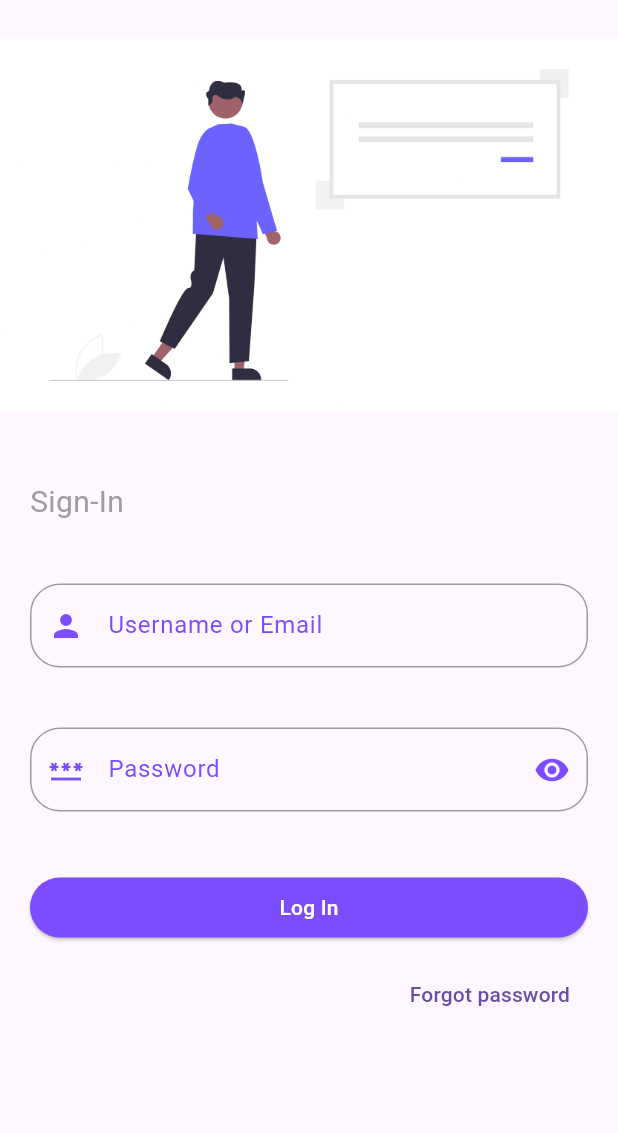
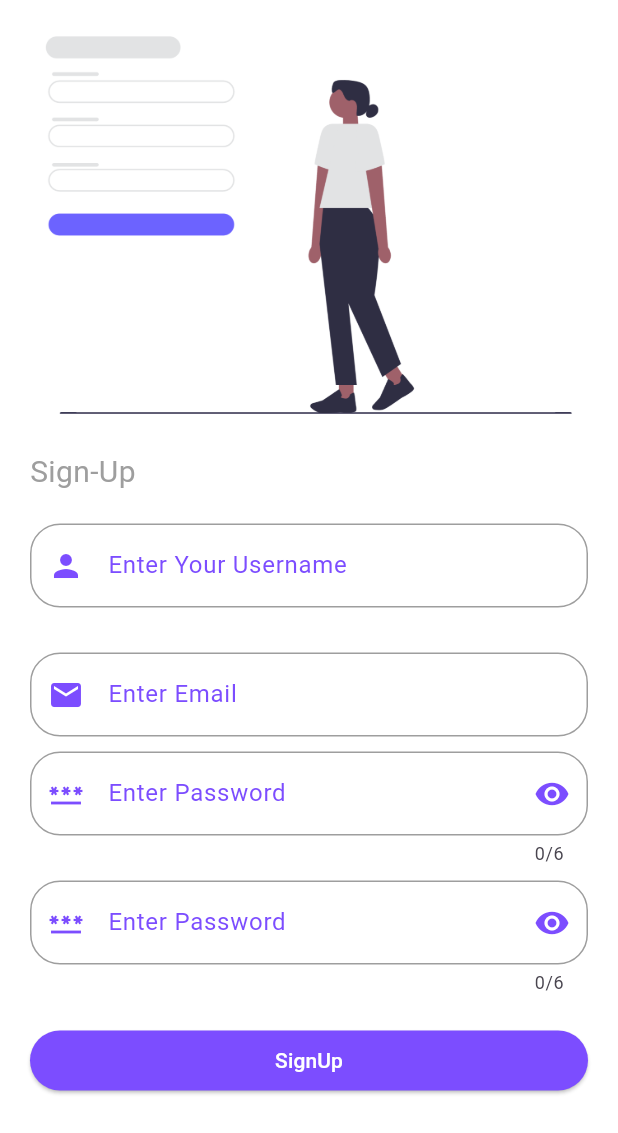
Before and after one commit to pranove-balaji/firebase-practice, a Flutter app: the screen it shows after launch, on a phone screen of 412 x 824 dp. Shown: the top 1133 px of the screen. Run offline on Flutter 3.47's test engine with Material 3 defaults, Android fonts, the phone set to English and light mode, and no system bars.

Commit message:
feat: add signup page

```diff
--- a/lib/button/sign_in.dart
+++ b/lib/button/sign_in.dart
@@ -2,7 +2,8 @@ import 'package:flutter/material.dart';
 
 class SignInButton extends StatelessWidget {
   final GlobalKey<FormState> formKey;
-  const SignInButton({super.key, required this.formKey});
+  String text = "Login";
+  SignInButton({super.key, required this.formKey, required this.text});
 
   @override
   Widget build(BuildContext context) {
@@ -15,7 +16,7 @@ class SignInButton extends StatelessWidget {
             if (formKey.currentState!.validate()) {}
           },
           child: Text(
-            "Log In",
+            text,
             style: TextStyle(color: Colors.white),
           )),
     );
--- /dev/null
+++ b/lib/field/email.dart
@@ -0,0 +1,44 @@
+import 'package:flutter/material.dart';
+
+class emailFiel extends StatefulWidget {
+  TextEditingController email = TextEditingController();
+  emailFiel({super.key, required this.email});
+
+  @override
+  State<emailFiel> createState() => _emailFielState();
+}
+
+class _emailFielState extends State<emailFiel> {
+  @override
+  Widget build(BuildContext context) {
+    return Padding(
+        padding: const EdgeInsets.only(left: 20, right: 20, top: 10),
+        child: TextFormField(
+          validator: (Email) {
+            if (Email != Null && Email!.isEmpty) {
+              return "enter Email";
+            }
+          },
+          controller: widget.email,
+          decoration: InputDecoration(
+            prefixIcon: Icon(Icons.email),
+            prefixIconColor: Colors.deepPurpleAccent,
+            labelText: "Enter Email",
+            labelStyle: TextStyle(color: Colors.deepPurpleAccent),
+            hintText: "Email",
+            border: OutlineInputBorder(
+                borderRadius: BorderRadius.circular(20),
+                borderSide: BorderSide(color: Colors.grey)),
+            focusedBorder: OutlineInputBorder(
+              borderRadius: BorderRadius.circular(20),
+              borderSide: BorderSide(color: Colors.grey),
+            ),
+            enabledBorder: OutlineInputBorder(
+              borderRadius: BorderRadius.circular(20),
+              borderSide: BorderSide(color: Colors.grey),
+            ),
+          ),
+        ));
+    ;
+  }
+}
--- a/lib/field/password.dart
+++ b/lib/field/password.dart
@@ -13,21 +13,20 @@ class _PasswordFieldState extends State<PasswordField> {
   @override
   Widget build(BuildContext context) {
     return Padding(
-      padding: const EdgeInsets.all(20),
+        padding: const EdgeInsets.only(left: 20, right: 20, top: 10),
         child: TextFormField(
-        validator: (value) {
-          if (value!.isEmpty && value != null) {
-            return "Enter valid username";
+          maxLength: 6,
+          keyboardType: TextInputType.text,
+          validator: (repassword) {
+            if (repassword != Null && repassword!.isEmpty) {
+              return "Enter valid password";
             }
           },
           controller: widget.passwordController,
           obscureText: textVisible,
-        cursorColor: Colors.grey,
           decoration: InputDecoration(
-            prefixIcon: Icon(
-              Icons.password,
-              color: Colors.deepPurpleAccent,
-            ),
+            prefixIcon: Icon(Icons.password),
+            prefixIconColor: Colors.deepPurpleAccent,
             suffixIcon: IconButton(
                 onPressed: () {
                   setState(() {
@@ -35,25 +34,24 @@ class _PasswordFieldState extends State<PasswordField> {
                   });
                 },
                 icon: textVisible
-                    ? Icon(
-                        Icons.remove_red_eye,
-                        color: Colors.deepPurpleAccent,
-                      )
+                    ? Icon(Icons.remove_red_eye)
                     : Icon(Icons.visibility_off)),
-            labelText: "Password",
+            suffixIconColor: Colors.deepPurpleAccent,
+            labelText: "Enter Password",
             labelStyle: TextStyle(color: Colors.deepPurpleAccent),
-            hintText: "Enter Your Password",
-            hintStyle: TextStyle(color: Colors.grey),
+            hintText: "Password",
             border: OutlineInputBorder(
                 borderRadius: BorderRadius.circular(20),
                 borderSide: BorderSide(color: Colors.grey)),
             focusedBorder: OutlineInputBorder(
               borderRadius: BorderRadius.circular(20),
-                borderSide: BorderSide(color: Colors.grey)),
+              borderSide: BorderSide(color: Colors.grey),
+            ),
             enabledBorder: OutlineInputBorder(
               borderRadius: BorderRadius.circular(20),
-                borderSide: BorderSide(color: Colors.grey))),
+              borderSide: BorderSide(color: Colors.grey),
             ),
-    );
+          ),
+        ));
   }
 }
--- a/lib/field/username.dart
+++ b/lib/field/username.dart
@@ -1,10 +1,21 @@
 import 'package:flutter/material.dart';
 
-class UsernameField extends StatelessWidget {
-  final TextEditingController UserNameController;
+class UsernameField extends StatefulWidget {
+  final TextEditingController userNameController;
+  String label = "Username or Email";
+  String hint = "Username or Email";
 
-  const UsernameField({super.key, required this.UserNameController});
+  UsernameField(
+      {super.key,
+      required this.userNameController,
+      required this.label,
+      required this.hint});
 
+  @override
+  State<UsernameField> createState() => _UsernameFieldState();
+}
+
+class _UsernameFieldState extends State<UsernameField> {
   @override
   Widget build(BuildContext context) {
     return Padding(
@@ -16,13 +27,13 @@ class UsernameField extends StatelessWidget {
           }
           return null;
         },
-        controller: UserNameController,
+        controller: widget.userNameController,
         cursorColor: Colors.grey,
         decoration: InputDecoration(
           prefixIcon: Icon(Icons.person, color: Colors.deepPurpleAccent),
-          labelText: "Username or Email",
+          labelText: widget.label,
           labelStyle: TextStyle(color: Colors.deepPurpleAccent),
-          hintText: "Enter Your Email or Username",
+          hintText: widget.hint,
           hintStyle: TextStyle(color: Colors.grey),
           border: OutlineInputBorder(
             borderRadius: BorderRadius.circular(20),
--- a/lib/main.dart
+++ b/lib/main.dart
@@ -1,4 +1,5 @@
 import 'package:firebase/screen/signin.dart';
+import 'package:firebase/screen/signup.dart';
 import 'package:flutter/material.dart';
 
 void main() {
@@ -12,7 +13,7 @@ class MyApp extends StatelessWidget {
   @override
   Widget build(BuildContext context) {
     return MaterialApp(
-      home: SignInPage(),
+      home: AppSignUp(),
     );
   }
 }
--- a/lib/screen/signin.dart
+++ b/lib/screen/signin.dart
@@ -16,6 +16,8 @@ class _SignInPageState extends State<SignInPage> {
   final _signInFormKey = GlobalKey<FormState>();
   TextEditingController userNameController = TextEditingController();
   TextEditingController passwordController = TextEditingController();
+  String text = "login";
+  String userlabel = "username or Email";
   @override
   Widget build(BuildContext context) {
     return Scaffold(
@@ -24,6 +26,7 @@ class _SignInPageState extends State<SignInPage> {
         key: _signInFormKey,
         child: ListView(
           children: [
+            IconButton(onPressed: () {}, icon: Icon(Icons.dark_mode)),
             SizedBox(
               height: 300,
               child: Image.asset("assets/png_assets/signin.png"),
@@ -35,9 +38,16 @@ class _SignInPageState extends State<SignInPage> {
                 style: TextStyle(fontSize: 20, color: Colors.grey),
               ),
             ),
-            UsernameField(UserNameController: userNameController),
+            UsernameField(
+              userNameController: userNameController,
+              hint: userlabel,
+              label: userlabel,
+            ),
             PasswordField(passwordController: passwordController),
-            SignInButton(formKey: _signInFormKey),
+            SignInButton(
+              formKey: _signInFormKey,
+              text: text,
+            ),
             ForgotPassword(),
           ],
         ),
--- /dev/null
+++ b/lib/screen/signup.dart
@@ -0,0 +1,57 @@
+import 'package:firebase/button/sign_in.dart';
+import 'package:firebase/field/email.dart';
+import 'package:firebase/field/password.dart';
+import 'package:firebase/field/username.dart';
+import 'package:flutter/material.dart';
+
+class AppSignUp extends StatefulWidget {
+  const AppSignUp({super.key});
+
+  @override
+  State<AppSignUp> createState() => _AppSignUpState();
+}
+
+class _AppSignUpState extends State<AppSignUp> {
+  final _appKey = GlobalKey<FormState>();
+  TextEditingController userNameController = TextEditingController();
+  TextEditingController email = TextEditingController();
+  TextEditingController pass = TextEditingController();
+  TextEditingController repass = TextEditingController();
+
+  @override
+  Widget build(BuildContext context) {
+    return Scaffold(
+      backgroundColor: Colors.white,
+      body: SafeArea(
+        child: Form(
+          key: _appKey,
+          child: ListView(
+            children: [
+              Container(
+                child: SizedBox(
+                  height: 300,
+                  child: Image.asset("assets/png_assets/signup.png"),
+                ),
+              ),
+              Padding(
+                padding: const EdgeInsets.only(left: 20, right: 20),
+                child: Text(
+                  "Sign-Up",
+                  style: TextStyle(fontSize: 20, color: Colors.grey),
+                ),
+              ),
+              UsernameField(
+                  userNameController: userNameController,
+                  label: "Enter Your Username",
+                  hint: "Username"),
+              emailFiel(email: email),
+              PasswordField(passwordController: pass),
+              PasswordField(passwordController: repass),
+              SignInButton(formKey: _appKey, text: "SignUp")
+            ],
+          ),
+        ),
+      ),
+    );
+  }
+}
```
Also changed, not shown: assets/png_assets/signup.png (added). Lines whose indentation alone changed are shown as unchanged.
